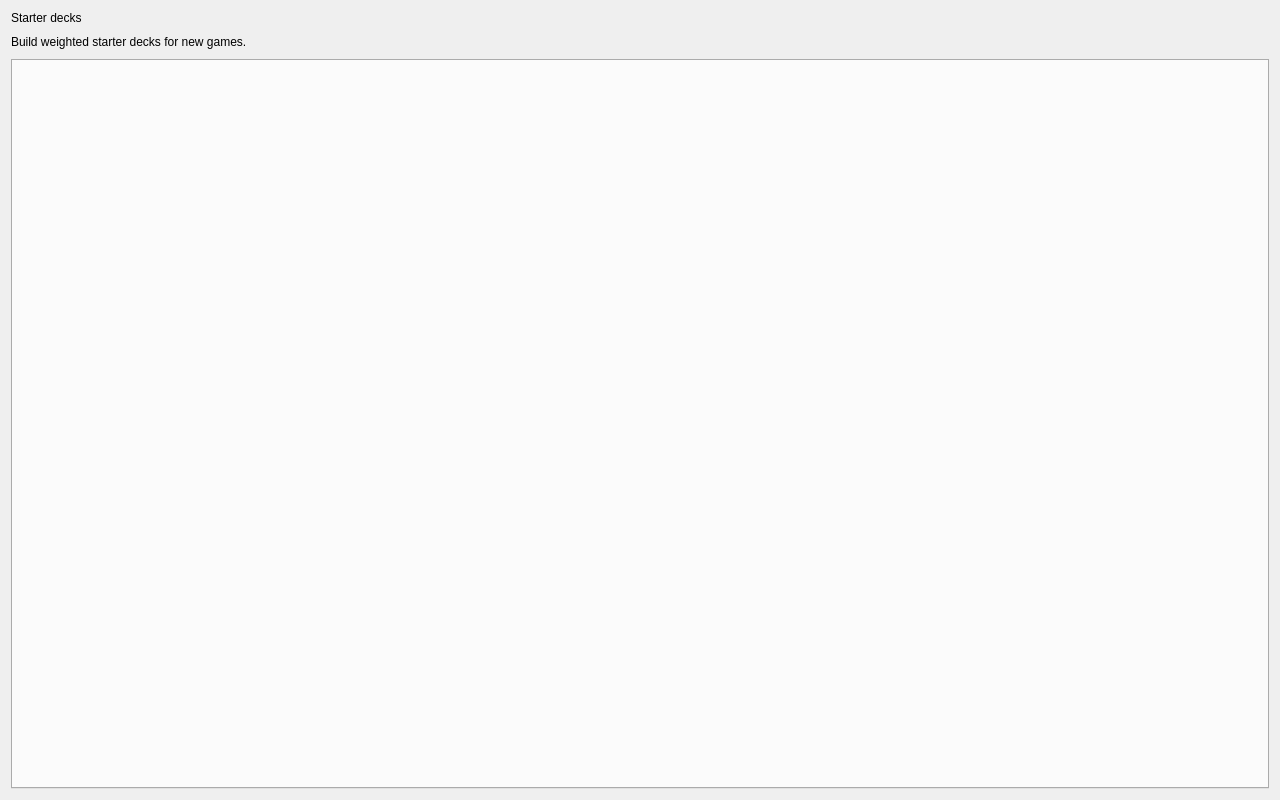
yamyi/YGOFM-DecompRecomp, file tools/pc/fm_editor/ui/starter_decks_page.ui: the form before one commit.
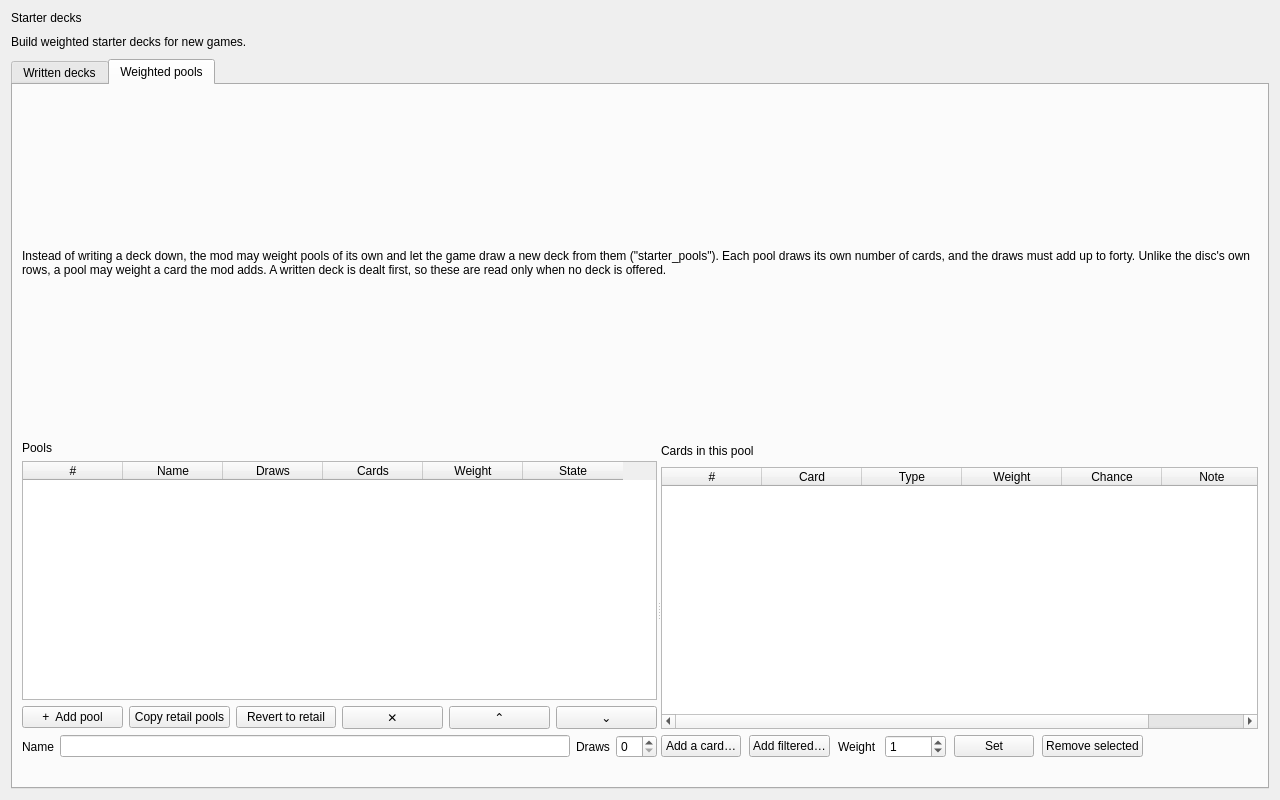
The form after the commit. The open tabs and pages were chosen to show the change.

The edit to the form file:
```diff
--- a/tools/pc/fm_editor/ui/starter_decks_page.ui
+++ b/tools/pc/fm_editor/ui/starter_decks_page.ui
@@ -47,8 +47,626 @@
    </item>
       <item>
     <widget class="QTabWidget" name="starterTabs">
-     <property name="currentIndex"><number>0</number></property>
+     <property name="currentIndex">
+      <number>0</number>
+     </property>
+     <widget class="QWidget" name="starterWrittenTab">
+      <attribute name="title">
+       <string>Written decks</string>
+      </attribute>
+      <property name="geometry">
+       <rect>
+        <x>0</x>
+        <y>0</y>
+        <width>1280</width>
+        <height>720</height>
+       </rect>
+      </property>
+      <layout class="QVBoxLayout" name="starterWrittenLayout">
+       <item>
+        <widget class="QSplitter" name="starterSplit">
+         <property name="orientation">
+          <enum>Qt::Orientation::Horizontal</enum>
+         </property>
+         <property name="handleWidth">
+          <number>12</number>
+         </property>
+         <property name="childrenCollapsible">
+          <bool>false</bool>
+         </property>
+         <widget class="QWidget" name="starterListPane">
+          <layout class="QVBoxLayout" name="starterListLayout">
+           <property name="spacing">
+            <number>8</number>
+           </property>
+           <property name="leftMargin">
+            <number>2</number>
+           </property>
+           <property name="topMargin">
+            <number>0</number>
+           </property>
+           <property name="rightMargin">
+            <number>2</number>
+           </property>
+           <property name="bottomMargin">
+            <number>0</number>
+           </property>
+           <item>
+            <widget class="QLabel" name="starterDeckHeading">
+             <property name="text">
+              <string>Starter decks</string>
+             </property>
+            </widget>
+           </item>
+           <item>
+            <widget class="QTableWidget" name="starterDeckTable">
+             <column>
+              <property name="text">
+               <string>#</string>
+              </property>
+             </column>
+             <column>
+              <property name="text">
+               <string>Deck</string>
+              </property>
+             </column>
+             <column>
+              <property name="text">
+               <string>Weight</string>
+              </property>
+             </column>
+             <column>
+              <property name="text">
+               <string>Cards</string>
+              </property>
+             </column>
+             <column>
+              <property name="text">
+               <string>State</string>
+              </property>
+             </column>
+            </widget>
+           </item>
+           <item>
+            <layout class="QHBoxLayout" name="starterDeckActions">
+             <item>
+              <widget class="QPushButton" name="emptyStarterDeckButton">
+               <property name="toolTip">
+                <string>Create an empty written starter deck.</string>
+               </property>
+               <property name="text">
+                <string>Empty deck</string>
+               </property>
+              </widget>
+             </item>
+             <item>
+              <widget class="QPushButton" name="opponentStarterDeckButton">
+               <property name="toolTip">
+                <string>Copy an opponent's fixed deck, or the most likely forty cards from its weighted deck.</string>
+               </property>
+               <property name="text">
+                <string>From opponent…</string>
+               </property>
+              </widget>
+             </item>
+             <item>
+              <widget class="QPushButton" name="retailStarterDeckButton">
+               <property name="toolTip">
+                <string>Deal one written deck from the retail starter pools.</string>
+               </property>
+               <property name="text">
+                <string>Deal retail pools</string>
+               </property>
+              </widget>
+             </item>
+             <item>
+              <widget class="QPushButton" name="duplicateStarterDeckButton">
+               <property name="toolTip">
+                <string>Make an independent copy of the selected written starter deck.</string>
+               </property>
+               <property name="text">
+                <string>Duplicate</string>
+               </property>
+              </widget>
+             </item>
+             <item>
+              <widget class="QPushButton" name="removeDeckButton">
+               <property name="text">
+                <string>Remove deck</string>
+               </property>
+              </widget>
+             </item>
+            </layout>
+           </item>
+          </layout>
+         </widget>
+         <widget class="QWidget" name="starterDetailPane">
+          <layout class="QVBoxLayout" name="starterDetailLayout">
+           <property name="spacing">
+            <number>8</number>
+           </property>
+           <property name="leftMargin">
+            <number>2</number>
+           </property>
+           <property name="topMargin">
+            <number>0</number>
+           </property>
+           <property name="rightMargin">
+            <number>2</number>
+           </property>
+           <property name="bottomMargin">
+            <number>0</number>
+           </property>
+           <item>
+            <layout class="QHBoxLayout" name="starterDeckDetails">
+             <item>
+              <widget class="QLineEdit" name="starterNameEdit">
+               <property name="placeholderText">
+                <string>Deck name</string>
+               </property>
+              </widget>
+             </item>
+             <item>
+              <widget class="QSpinBox" name="starterWeightSpin">
+               <property name="minimum">
+                <number>0</number>
+               </property>
+               <property name="maximum">
+                <number>65535</number>
+               </property>
+              </widget>
+             </item>
+             <item>
+              <widget class="QPushButton" name="applyDeckButton">
+               <property name="text">
+                <string>Apply deck details</string>
+               </property>
+              </widget>
+             </item>
+            </layout>
+           </item>
+           <item>
+            <widget class="QTableWidget" name="starterCardTable">
+             <column>
+              <property name="text">
+               <string>ID</string>
+              </property>
+             </column>
+             <column>
+              <property name="text">
+               <string>Card</string>
+              </property>
+             </column>
+             <column>
+              <property name="text">
+               <string>Type</string>
+              </property>
+             </column>
+             <column>
+              <property name="text">
+               <string>Copies</string>
+              </property>
+             </column>
+             <column>
+              <property name="text">
+               <string>Notes</string>
+              </property>
+             </column>
+            </widget>
+           </item>
+           <item>
+            <layout class="QHBoxLayout" name="starterCardActions">
+             <item>
+              <widget class="QSpinBox" name="starterCopiesSpin">
+               <property name="minimum">
+                <number>0</number>
+               </property>
+               <property name="maximum">
+                <number>40</number>
+               </property>
+              </widget>
+             </item>
+             <item>
+              <widget class="QPushButton" name="addDeckCardButton">
+               <property name="text">
+                <string>Add card…</string>
+               </property>
+              </widget>
+             </item>
+             <item>
+              <widget class="QPushButton" name="setDeckCopiesButton">
+               <property name="text">
+                <string>Set copies</string>
+               </property>
+              </widget>
+             </item>
+             <item>
+              <widget class="QPushButton" name="removeDeckCardButton">
+               <property name="text">
+                <string>Remove selected</string>
+               </property>
+              </widget>
+             </item>
+            </layout>
+           </item>
+          </layout>
+         </widget>
+        </widget>
+       </item>
+      </layout>
      </widget>
+     <widget class="QWidget" name="starterPoolsTab">
+      <attribute name="title">
+       <string>Weighted pools</string>
+      </attribute>
+      <property name="geometry">
+       <rect>
+        <x>0</x>
+        <y>0</y>
+        <width>1076</width>
+        <height>410</height>
+       </rect>
+      </property>
+      <layout class="QVBoxLayout" name="starterPoolsLayout">
+       <property name="spacing">
+        <number>10</number>
+       </property>
+       <item>
+        <widget class="QLabel" name="starterPoolsHint">
+         <property name="text">
+          <string>Instead of writing a deck down, the mod may weight pools of its own and let the game draw a new deck from them ("starter_pools"). Each pool draws its own number of cards, and the draws must add up to forty. Unlike the disc's own rows, a pool may weight a card the mod adds. A written deck is dealt first, so these are read only when no deck is offered.</string>
+         </property>
+         <property name="wordWrap">
+          <bool>true</bool>
+         </property>
+        </widget>
+       </item>
+       <item>
+        <widget class="QSplitter" name="starterPoolsSplit">
+         <property name="orientation">
+          <enum>Qt::Orientation::Horizontal</enum>
+         </property>
+         <property name="childrenCollapsible">
+          <bool>false</bool>
+         </property>
+         <widget class="QWidget" name="starterPoolListPane" native="true">
+          <layout class="QVBoxLayout" name="starterPoolListLayout">
+           <property name="leftMargin">
+            <number>0</number>
+           </property>
+           <item>
+            <widget class="QLabel" name="starterPoolListHeading">
+             <property name="text">
+              <string>Pools</string>
+             </property>
+            </widget>
+           </item>
+           <item>
+            <widget class="QTableWidget" name="starterPoolTable">
+             <property name="editTriggers">
+              <set>QAbstractItemView::EditTrigger::NoEditTriggers</set>
+             </property>
+             <property name="alternatingRowColors">
+              <bool>true</bool>
+             </property>
+             <property name="selectionMode">
+              <enum>QAbstractItemView::SelectionMode::SingleSelection</enum>
+             </property>
+             <property name="selectionBehavior">
+              <enum>QAbstractItemView::SelectionBehavior::SelectRows</enum>
+             </property>
+             <column>
+              <property name="text">
+               <string>#</string>
+              </property>
+             </column>
+             <column>
+              <property name="text">
+               <string>Name</string>
+              </property>
+             </column>
+             <column>
+              <property name="text">
+               <string>Draws</string>
+              </property>
+             </column>
+             <column>
+              <property name="text">
+               <string>Cards</string>
+              </property>
+             </column>
+             <column>
+              <property name="text">
+               <string>Weight</string>
+              </property>
+             </column>
+             <column>
+              <property name="text">
+               <string>State</string>
+              </property>
+             </column>
+            </widget>
+           </item>
+           <item>
+            <layout class="QHBoxLayout" name="starterPoolListActions">
+             <property name="spacing">
+              <number>6</number>
+             </property>
+             <item>
+              <widget class="QPushButton" name="addStarterPoolButton">
+               <property name="text">
+                <string>+  Add pool</string>
+               </property>
+              </widget>
+             </item>
+             <item>
+              <widget class="QPushButton" name="copyRetailStarterPoolsButton">
+               <property name="toolTip">
+                <string>Copy all seven retail starter pools into this mod so they can be edited.</string>
+               </property>
+               <property name="text">
+                <string>Copy retail pools</string>
+               </property>
+              </widget>
+             </item>
+             <item>
+              <widget class="QPushButton" name="revertStarterPoolsButton">
+               <property name="toolTip">
+                <string>Remove the mod's weighted pools and use the retail starter rows</string>
+               </property>
+               <property name="text">
+                <string>Revert to retail</string>
+               </property>
+              </widget>
+             </item>
+             <item>
+              <widget class="QPushButton" name="removeStarterPoolButton">
+               <property name="toolTip">
+                <string>Remove the selected pool</string>
+               </property>
+               <property name="text">
+                <string>✕</string>
+               </property>
+              </widget>
+             </item>
+             <item>
+              <widget class="QPushButton" name="moveStarterPoolUpButton">
+               <property name="text">
+                <string>⌃</string>
+               </property>
+              </widget>
+             </item>
+             <item>
+              <widget class="QPushButton" name="moveStarterPoolDownButton">
+               <property name="text">
+                <string>⌄</string>
+               </property>
+              </widget>
+             </item>
+            </layout>
+           </item>
+           <item>
+            <layout class="QHBoxLayout" name="starterPoolDrawRow">
+             <item>
+              <widget class="QLabel" name="starterPoolNameLabel">
+               <property name="text">
+                <string>Name</string>
+               </property>
+              </widget>
+             </item>
+             <item>
+              <widget class="QLineEdit" name="starterPoolNameEdit" />
+             </item>
+             <item>
+              <widget class="QLabel" name="starterPoolDrawLabel">
+               <property name="text">
+                <string>Draws</string>
+               </property>
+              </widget>
+             </item>
+             <item>
+              <widget class="QSpinBox" name="starterPoolDrawSpin">
+               <property name="maximumSize">
+                <size>
+                 <width>90</width>
+                 <height>16777215</height>
+                </size>
+               </property>
+               <property name="minimum">
+                <number>0</number>
+               </property>
+               <property name="maximum">
+                <number>40</number>
+               </property>
+              </widget>
+             </item>
+            </layout>
+           </item>
+           <item>
+            <widget class="QLabel" name="starterPoolDrawTotal">
+             <property name="text">
+              <string />
+             </property>
+             <property name="wordWrap">
+              <bool>true</bool>
+             </property>
+            </widget>
+           </item>
+          </layout>
+         </widget>
+         <widget class="QWidget" name="starterPoolDetailPane" native="true">
+          <layout class="QVBoxLayout" name="starterPoolDetailLayout">
+           <property name="rightMargin">
+            <number>0</number>
+           </property>
+           <item>
+            <layout class="QHBoxLayout" name="starterPoolHeader">
+             <item>
+              <widget class="QLabel" name="starterPoolHeading">
+               <property name="text">
+                <string>Cards in this pool</string>
+               </property>
+              </widget>
+             </item>
+             <item>
+              <spacer name="starterPoolHeaderSpacer">
+               <property name="orientation">
+                <enum>Qt::Orientation::Horizontal</enum>
+               </property>
+               <property name="sizeHint" stdset="0">
+                <size>
+                 <width>20</width>
+                 <height>20</height>
+                </size>
+               </property>
+              </spacer>
+             </item>
+             <item>
+              <widget class="QLabel" name="starterPoolSummary">
+               <property name="text">
+                <string />
+               </property>
+              </widget>
+             </item>
+            </layout>
+           </item>
+           <item>
+            <widget class="QTableWidget" name="starterPoolCardTable">
+             <property name="editTriggers">
+              <set>QAbstractItemView::EditTrigger::NoEditTriggers</set>
+             </property>
+             <property name="alternatingRowColors">
+              <bool>true</bool>
+             </property>
+             <property name="selectionMode">
+              <enum>QAbstractItemView::SelectionMode::ExtendedSelection</enum>
+             </property>
+             <property name="selectionBehavior">
+              <enum>QAbstractItemView::SelectionBehavior::SelectRows</enum>
+             </property>
+             <column>
+              <property name="text">
+               <string>#</string>
+              </property>
+             </column>
+             <column>
+              <property name="text">
+               <string>Card</string>
+              </property>
+             </column>
+             <column>
+              <property name="text">
+               <string>Type</string>
+              </property>
+             </column>
+             <column>
+              <property name="text">
+               <string>Weight</string>
+              </property>
+             </column>
+             <column>
+              <property name="text">
+               <string>Chance</string>
+              </property>
+             </column>
+             <column>
+              <property name="text">
+               <string>Note</string>
+              </property>
+             </column>
+            </widget>
+           </item>
+           <item>
+            <layout class="QHBoxLayout" name="starterPoolActions">
+             <property name="spacing">
+              <number>8</number>
+             </property>
+             <item>
+              <widget class="QPushButton" name="addPoolWeightButton">
+               <property name="text">
+                <string>Add a card…</string>
+               </property>
+              </widget>
+             </item>
+             <item>
+              <widget class="QPushButton" name="addFilteredPoolCardsButton">
+               <property name="text">
+                <string>Add filtered…</string>
+               </property>
+              </widget>
+             </item>
+             <item>
+              <widget class="QLabel" name="starterPoolWeightLabel">
+               <property name="text">
+                <string>Weight</string>
+               </property>
+              </widget>
+             </item>
+             <item>
+              <widget class="QSpinBox" name="starterPoolWeightSpin">
+               <property name="maximumSize">
+                <size>
+                 <width>110</width>
+                 <height>16777215</height>
+                </size>
+               </property>
+               <property name="minimum">
+                <number>0</number>
+               </property>
+               <property name="maximum">
+                <number>65535</number>
+               </property>
+               <property name="value">
+                <number>1</number>
+               </property>
+              </widget>
+             </item>
+             <item>
+              <widget class="QPushButton" name="setPoolWeightValueButton">
+               <property name="text">
+                <string>Set</string>
+               </property>
+              </widget>
+             </item>
+             <item>
+              <widget class="QPushButton" name="removePoolWeightButton">
+               <property name="text">
+                <string>Remove selected</string>
+               </property>
+              </widget>
+             </item>
+             <item>
+              <spacer name="starterPoolActionsSpacer">
+               <property name="orientation">
+                <enum>Qt::Orientation::Horizontal</enum>
+               </property>
+               <property name="sizeHint" stdset="0">
+                <size>
+                 <width>20</width>
+                 <height>20</height>
+                </size>
+               </property>
+              </spacer>
+             </item>
+            </layout>
+           </item>
+           <item>
+            <widget class="QLabel" name="starterPoolStatus">
+             <property name="text">
+              <string />
+             </property>
+             <property name="wordWrap">
+              <bool>true</bool>
+             </property>
+            </widget>
+           </item>
+          </layout>
+         </widget>
+        </widget>
+       </item>
+      </layout>
+     </widget>
+    </widget>
    </item>
 
   </layout>
```
Left out of the diff: 4 changed lines with no effect on the pictures.
